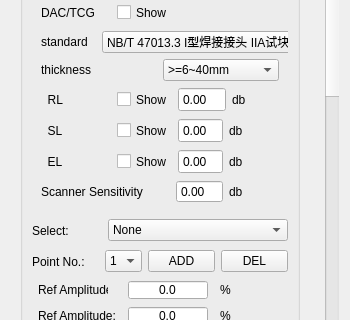
First picture: the form in phascan_view/ui/DopplerGroupTab.ui, repository qinxingying/hello-word, before the edit; both pictures show x 0 to 350 and y 545 to 865 of the 350 by 997 pixel window.
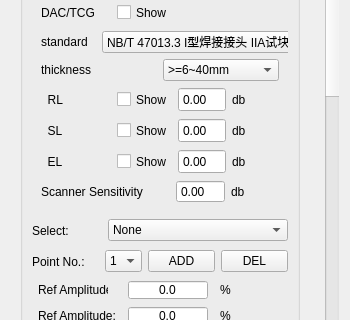
Second picture: the form after the edit. Icons and pictures are not drawn. Custom widgets are drawn as their Qt base class.

Commit message: 修复合并文件失败的bug

What changed in the file:
```diff
--- a/phascan_view/ui/DopplerGroupTab.ui
+++ b/phascan_view/ui/DopplerGroupTab.ui
@@ -4909,7 +4909,7 @@
       <property name="geometry">
        <rect>
         <x>0</x>
-        <y>-224</y>
+        <y>0</y>
         <width>318</width>
         <height>1160</height>
        </rect>
@@ -5829,10 +5829,10 @@
                       <enum>QAbstractSpinBox::NoButtons</enum>
                      </property>
                      <property name="minimum">
-                      <double>-20.000000000000000</double>
+                      <double>-30.000000000000000</double>
                      </property>
                      <property name="maximum">
-                      <double>20.000000000000000</double>
+                      <double>30.000000000000000</double>
                      </property>
                     </widget>
                    </item>
@@ -5840,7 +5840,7 @@
                     <widget class="QLabel" name="label_28">
                      <property name="minimumSize">
                       <size>
-                       <width>50</width>
+                       <width>40</width>
                        <height>0</height>
                       </size>
                      </property>
@@ -5918,10 +5918,10 @@
                       <enum>QAbstractSpinBox::NoButtons</enum>
                      </property>
                      <property name="minimum">
-                      <double>-20.000000000000000</double>
+                      <double>-30.000000000000000</double>
                      </property>
                      <property name="maximum">
-                      <double>20.000000000000000</double>
+                      <double>30.000000000000000</double>
                      </property>
                     </widget>
                    </item>
@@ -5929,7 +5929,7 @@
                     <widget class="QLabel" name="label_30">
                      <property name="minimumSize">
                       <size>
-                       <width>50</width>
+                       <width>40</width>
                        <height>0</height>
                       </size>
                      </property>
@@ -5970,10 +5970,10 @@
                       <enum>QAbstractSpinBox::NoButtons</enum>
                      </property>
                      <property name="minimum">
-                      <double>-20.000000000000000</double>
+                      <double>-30.000000000000000</double>
                      </property>
                      <property name="maximum">
-                      <double>20.000000000000000</double>
+                      <double>30.000000000000000</double>
                      </property>
                     </widget>
                    </item>
@@ -5981,7 +5981,7 @@
                     <widget class="QLabel" name="labelUnitSS">
                      <property name="minimumSize">
                       <size>
-                       <width>50</width>
+                       <width>40</width>
                        <height>0</height>
                       </size>
                      </property>
```
Left out of the diff: 12 changed lines with no effect on the pictures. The commit also changes 2 other files.
